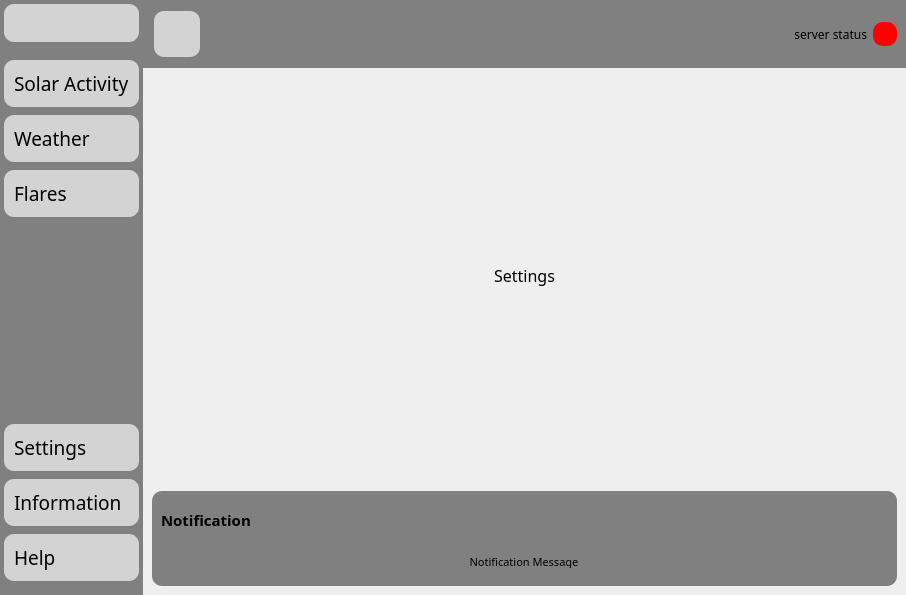
Above: solarinterface.ui from however-vkt/Solar-Aurora before the change. Below: the same form after it.
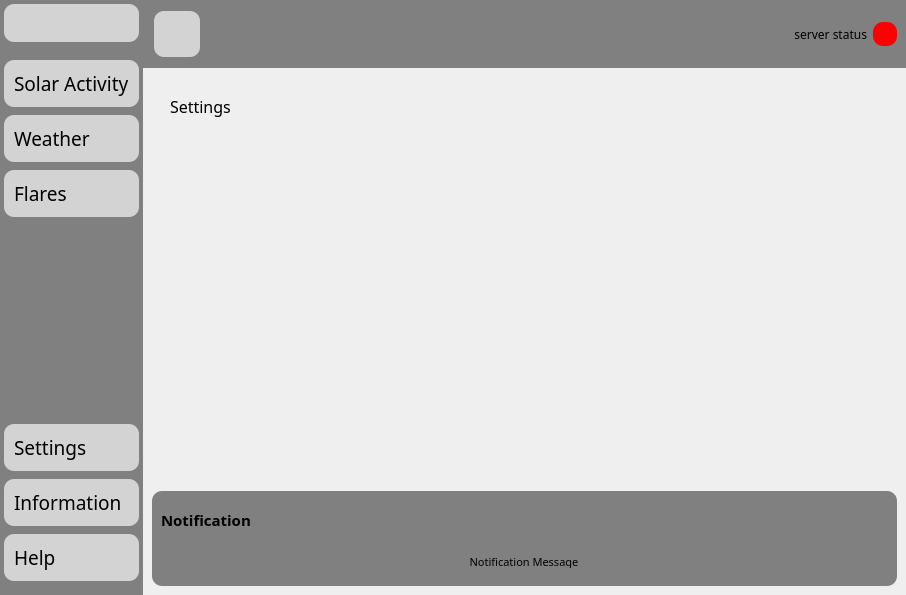
That is the form after the change. The open tabs and pages were chosen to show the change. Icons and pictures are not drawn. Custom widgets are drawn as their Qt base class.

```diff
--- a/solarinterface.ui
+++ b/solarinterface.ui
@@ -1430,7 +1430,10 @@
                     <string>Settings</string>
                    </property>
                    <property name="alignment">
-                    <set>Qt::AlignCenter</set>
+                    <set>Qt::AlignLeading|Qt::AlignLeft|Qt::AlignTop</set>
+                   </property>
+                   <property name="wordWrap">
+                    <bool>true</bool>
                    </property>
                   </widget>
                  </item>
```
Left out of the diff: 28 changed lines with no effect on the pictures.
